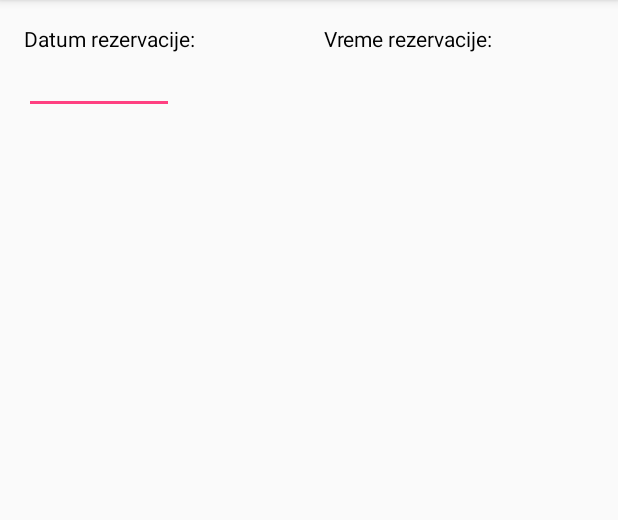
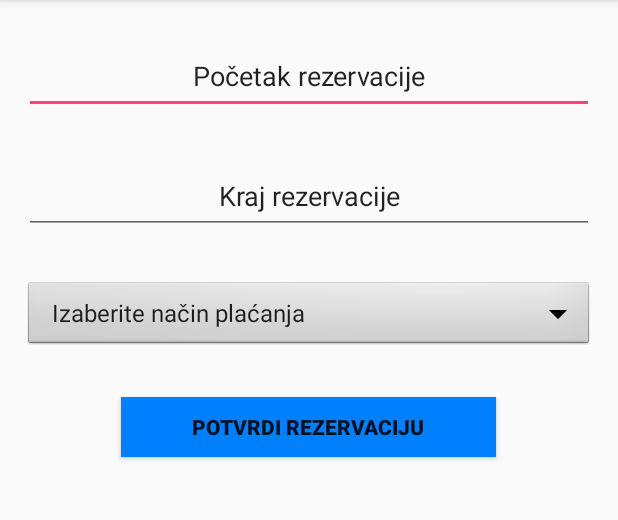
Before and after one commit to PMA2017/Tim12, an Android app: the ReservationActivity screen opened directly, with no data from a screen before it, on a phone screen of 412 x 824 dp, the part 84-604 px from its top. Run offline under Robolectric (Android 15) with nearby library versions, the phone set to English and light mode, and no system bars; libraries missing offline, so code that uses them is left out: com.android.datetimepicker.

Commit message:
Rezervacija parking mesta (layout). Prikaz selektovanog datuma i vremena.

```diff
--- a/ParkMe/app/src/main/java/com/example/parkingApp/parkme/MainPageActivity.java
+++ b/ParkMe/app/src/main/java/com/example/parkingApp/parkme/MainPageActivity.java
@@ -6,6 +6,7 @@ import android.support.v7.app.AppCompatActivity;
 import android.os.Bundle;
 import android.view.View;
 import android.widget.Button;
+import android.widget.Toast;
 
 public class MainPageActivity extends AppCompatActivity {
 
@@ -28,5 +29,9 @@ public class MainPageActivity extends AppCompatActivity {
                 startActivity(i);
             }
         });
+
+        if(this.getIntent().getExtras() != null){
+            Toast.makeText(this, this.getIntent().getExtras().getString("value"),Toast.LENGTH_LONG).show();
+        }
     }
 }
--- a/ParkMe/app/src/main/java/com/example/parkingApp/parkme/ReservationActivity.java
+++ b/ParkMe/app/src/main/java/com/example/parkingApp/parkme/ReservationActivity.java
@@ -3,11 +3,17 @@ import java.text.DateFormat;
 import java.text.SimpleDateFormat;
 import java.util.Calendar;
 import java.util.Locale;
+
+import android.content.Intent;
 import android.support.v7.app.AppCompatActivity;
 import android.os.Bundle;
+import android.view.MotionEvent;
 import android.view.View;
+import android.widget.ArrayAdapter;
+import android.widget.Button;
 import android.widget.DatePicker;
 import android.widget.EditText;
+import android.widget.Spinner;
 import android.widget.TimePicker;
 
 import com.android.datetimepicker.date.DatePickerDialog;
@@ -22,17 +28,34 @@ public class ReservationActivity extends AppCompatActivity implements DatePicker
     private Calendar calendar;
     private java.text.DateFormat dateFormat;
     private SimpleDateFormat timeFormat;
+    EditText dropDate;
+    EditText endDate;
+    private int whichEditTextIsPressed;
 
     @Override
     protected void onCreate(Bundle savedInstanceState) {
         super.onCreate(savedInstanceState);
         setContentView(R.layout.activity_reservation);
 
-        EditText dropDate = (EditText) findViewById(R.id.dateDrop);
+        dropDate = (EditText) findViewById(R.id.dateDrop);
+        endDate = (EditText) findViewById(R.id.dateEnd);
+        Button confirmRes = (Button) findViewById(R.id.confirmReservation);
 
         calendar = Calendar.getInstance();
         dateFormat = DateFormat.getDateInstance(DateFormat.LONG, Locale.getDefault());
         timeFormat = new SimpleDateFormat(TIME_PATTERN, Locale.getDefault());
+
+        Spinner dropdown = (Spinner)findViewById(R.id.spinner1);
+        ArrayAdapter<CharSequence> staticAdapter = ArrayAdapter
+                .createFromResource(this, R.array.payment_array,
+                        android.R.layout.simple_spinner_item);
+
+        // Specify the layout to use when the list of choices appears
+        staticAdapter
+                .setDropDownViewResource(android.R.layout.simple_spinner_dropdown_item);
+
+        // Apply the adapter to the spinner
+        dropdown.setAdapter(staticAdapter);
 
         dropDate.setOnClickListener(new View.OnClickListener() {
             @Override
@@ -40,6 +63,42 @@ public class ReservationActivity extends AppCompatActivity implements DatePicker
                 DatePickerDialog.newInstance(ReservationActivity.this, calendar.get(Calendar.YEAR),
                                 calendar.get(Calendar.MONTH), calendar.get(Calendar.DAY_OF_MONTH))
                         .show(getFragmentManager(), "datePicker");
+            }
+        });
+
+        endDate.setOnClickListener(new View.OnClickListener() {
+            @Override
+            public void onClick(View v) {
+                DatePickerDialog.newInstance(ReservationActivity.this, calendar.get(Calendar.YEAR),
+                        calendar.get(Calendar.MONTH), calendar.get(Calendar.DAY_OF_MONTH))
+                        .show(getFragmentManager(), "datePicker");
+            }
+        });
+
+        dropDate.setOnTouchListener(new View.OnTouchListener()
+        {
+            @Override
+            public boolean onTouch(View v, MotionEvent event) {
+                whichEditTextIsPressed = 1;
+                return false;
+            }
+        });
+
+        endDate.setOnTouchListener(new View.OnTouchListener()
+        {
+            public boolean onTouch(View arg0, MotionEvent arg1)
+            {
+                whichEditTextIsPressed = 2;
+                return false;
+            }
+        });
+
+        confirmRes.setOnClickListener(new View.OnClickListener() {
+            @Override
+            public void onClick(View v) {
+                Bundle bundle = new Bundle(); bundle.putString("value", "Uspesno ste rezervisali parking mesto!");
+                startActivity(new Intent(getApplicationContext(), MainPageActivity.class).putExtras(bundle));
+                finish();
             }
         });
     }
@@ -54,6 +113,18 @@ public class ReservationActivity extends AppCompatActivity implements DatePicker
 
     @Override
     public void onTimeSet(RadialPickerLayout view, int hourOfDay, int minute) {
+        calendar.set(Calendar.HOUR_OF_DAY, hourOfDay);
+        calendar.set(Calendar.MINUTE, minute);
+        String date = String.valueOf(calendar.get(Calendar.DAY_OF_MONTH)) + "/" + String.valueOf(calendar.get(Calendar.MONTH)) + "/" + String.valueOf(calendar.get(Calendar.YEAR));
+        String time = String.valueOf(calendar.get(Calendar.HOUR_OF_DAY)) + ":" + String.valueOf(calendar.get(Calendar.MINUTE)) + "h";
+
+        //provjera datuma
+
+        if(whichEditTextIsPressed == 1)
+            dropDate.setText(date + "  " + time);
+        else if(whichEditTextIsPressed == 2)
+            endDate.setText(date + "  " + time);
 
     }
+
 }
--- a/ParkMe/app/src/main/res/layout/activity_reservation.xml
+++ b/ParkMe/app/src/main/res/layout/activity_reservation.xml
@@ -10,28 +10,42 @@
     android:paddingTop="@dimen/activity_vertical_margin"
     tools:context="com.example.parkingApp.parkme.ReservationActivity">
 
-    <TextView
-        android:id="@+id/dropOffDate"
-        android:layout_height="20dp"
-        android:layout_width="200dp"
-        android:text="@string/dropOffDate"
-        android:layout_alignParentStart="true"
-        android:textColor="@color/black"/>
-
-    <TextView
-        android:id="@+id/dropOffTime"
-        android:layout_height="20dp"
+    <EditText
+        android:id="@+id/dateDrop"
         android:layout_width="match_parent"
-        android:text="@string/dropOffTime"
-        android:layout_toEndOf="@id/dropOffDate"
-        android:textColor="@color/black"/>
+        android:layout_height="50dp"
+        android:textAlignment="center"
+        android:layout_marginTop="10dp"
+        android:text="@string/dropOffDate" />
 
     <EditText
-        android:id="@+id/dateDrop"
-        android:layout_width="100dp"
-        android:layout_height="30dp"
-        android:layout_marginTop="10dp"
-        android:layout_below="@+id/dropOffDate" />
+        android:id="@+id/dateEnd"
+        android:layout_width="match_parent"
+        android:layout_height="50dp"
+        android:textAlignment="center"
+        android:layout_marginTop="30dp"
+        android:text="@string/dropOffTime"
+        android:layout_below="@+id/dateDrop"/>
+
+    <Spinner
+        android:id="@+id/spinner1"
+        android:layout_width="match_parent"
+        android:layout_height="wrap_content"
+        android:background="@android:drawable/btn_dropdown"
+        android:spinnerMode="dropdown"
+        android:layout_marginTop="30dp"
+        android:layout_below="@+id/dateEnd"/>
+
+    <Button
+        android:id="@+id/confirmReservation"
+        android:layout_width="250dp"
+        android:layout_height="40dp"
+        android:layout_below="@id/spinner1"
+        android:background="@color/appName"
+        android:textStyle="bold"
+        android:layout_marginTop="30dp"
+        android:layout_centerInParent="true"
+        android:text="Potvrdi rezervaciju"/>
 
 
 </RelativeLayout>
--- /dev/null
+++ b/ParkMe/app/src/main/res/values/arrays.xml
@@ -0,0 +1,9 @@
+<?xml version="1.0" encoding="utf-8"?>
+<resources>
+    <string-array name="payment_array">
+        <item>Izaberite način plaćanja</item>
+        <item>Gotovina</item>
+        <item>Kreditna kartica</item>
+        <item>Kuponi</item>
+    </string-array>
+</resources>
--- a/ParkMe/app/src/main/res/values/strings.xml
+++ b/ParkMe/app/src/main/res/values/strings.xml
@@ -40,8 +40,8 @@
     <string name="info">Dodatne informacije</string>
     <string name="reservation">Rezerviši mesto</string>
 
-    <string name="dropOffDate">Datum rezervacije:</string>
-    <string name="dropOffTime">Vreme rezervacije:</string>
+    <string name="dropOffDate">Početak rezervacije</string>
+    <string name="dropOffTime">Kraj rezervacije</string>
 
 
     <!-- TODO: Remove or change this placeholder text -->
```
